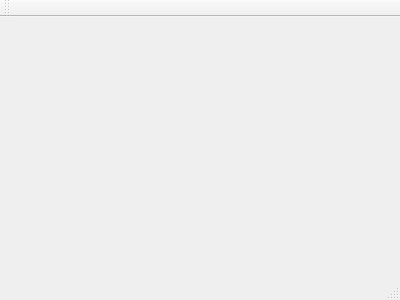
Above: mainwindow.ui from benjamin-zach/MiCasaQt before the change. Below: the same form after it.
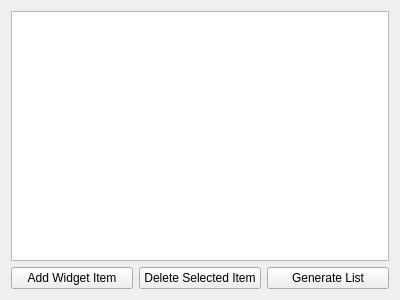
That is the form after the change.

```diff
--- a/mainwindow.ui
+++ b/mainwindow.ui
@@ -12,13 +12,44 @@
   <property name="windowTitle" >
    <string>MainWindow</string>
   </property>
-  <widget class="QMenuBar" name="menuBar" />
-  <widget class="QToolBar" name="mainToolBar" />
-  <widget class="QWidget" name="centralWidget" />
-  <widget class="QStatusBar" name="statusBar" />
+  <widget class="QWidget" name="centralWidget">
+   <layout class="QGridLayout" name="gridLayout">
+    <item row="0" column="0">
+     <layout class="QVBoxLayout" name="verticalLayout">
+      <item>
+       <widget class="QListWidget" name="listWidget"/>
+      </item>
+      <item>
+       <layout class="QHBoxLayout" name="horizontalLayout">
+        <item>
+         <widget class="QPushButton" name="addBtn">
+          <property name="text">
+           <string>Add Widget Item</string>
+          </property>
+         </widget>
+        </item>
+        <item>
+         <widget class="QPushButton" name="delBtn">
+          <property name="text">
+           <string>Delete Selected Item</string>
+          </property>
+         </widget>
+        </item>
+        <item>
+         <widget class="QPushButton" name="genBtn">
+          <property name="text">
+           <string>Generate List</string>
+          </property>
+         </widget>
+        </item>
+       </layout>
+      </item>
+     </layout>
+    </item>
+   </layout>
+  </widget>
  </widget>
- <layoutDefault spacing="6" margin="11" />
- <pixmapfunction></pixmapfunction>
+ <layoutdefault spacing="6" margin="11"/>
  <resources/>
  <connections/>
 </ui>
```
Left out of the diff: 7 changed lines with no effect on the pictures.
